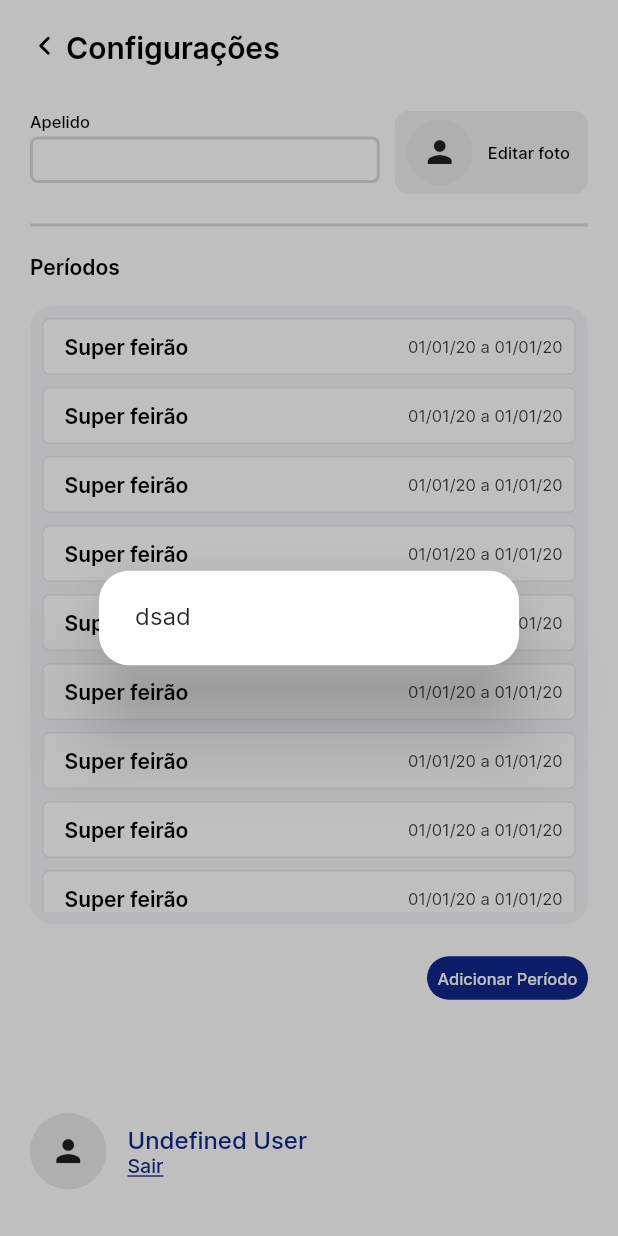
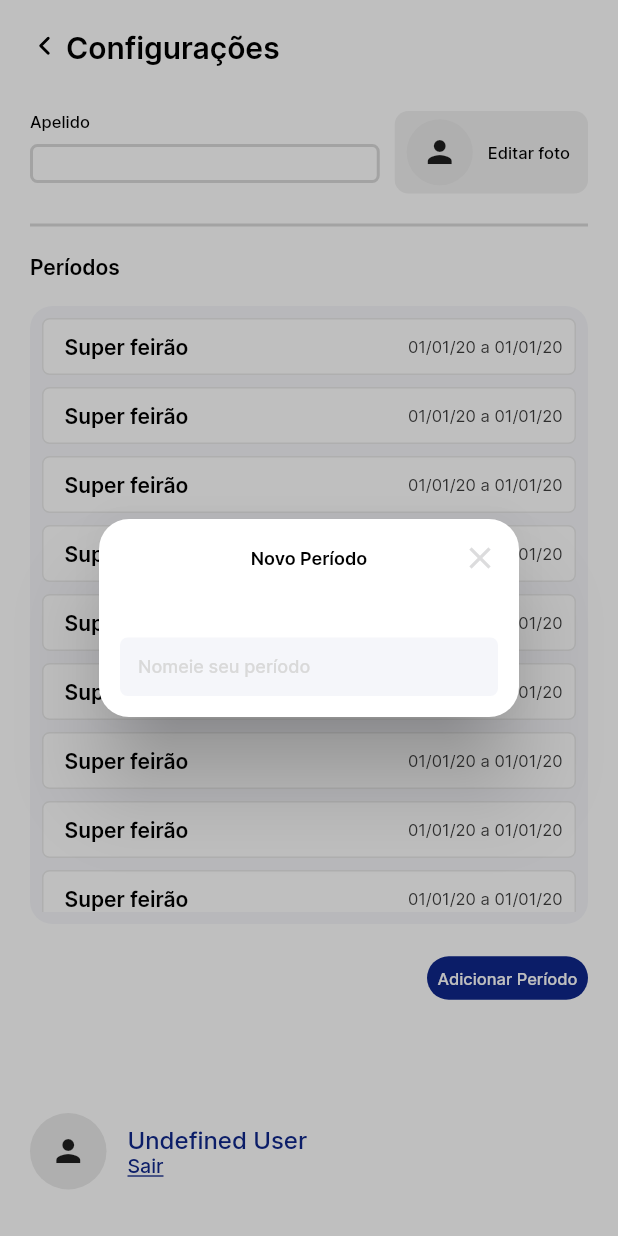
Before and after one commit to FelipeLemosBellini/science_dex, a Flutter app: the screen it shows after launch, after a tap on "Adicionar Período", on a phone screen of 412 x 824 dp. Run offline on Flutter 3.47's test engine with Material 3 defaults, Android fonts, the phone set to English and light mode, and no system bars; our stand-ins replace flutter_svg, get_it, go_router, image_picker, shared_preferences.

Commit message:
create text_fields        period_page.dart        dialog

```diff
--- a/lib/main.dart
+++ b/lib/main.dart
@@ -4,6 +4,7 @@ import 'package:science_dex/DI/injection_dependencies.dart';
 import 'package:science_dex/routes/route_generate.dart';
 import 'package:science_dex/screens/helper/science_dex_colors.dart';
 import 'package:science_dex/screens/profile/configuration/configuration_model.dart';
+import 'package:science_dex/screens/profile/period/period_model.dart';
 
 void main() {
   DI.setupDependencies();
@@ -18,6 +19,7 @@ class MyApp extends StatelessWidget {
     return MultiProvider(
       providers: [
         ChangeNotifierProvider(create: (_) => ConfigurationModel()),
+        ChangeNotifierProvider(create: (_) => PeriodModel()),
       ],
       child: MaterialApp.router(
         theme: ThemeData(
--- a/lib/screens/helper/science_dex_colors.dart
+++ b/lib/screens/helper/science_dex_colors.dart
@@ -7,6 +7,7 @@ abstract class ScienceDexColors {
   static const Color grayBorder = Color(0xFFE9E9E9);
   static const Color grayExtraLight = Color(0xFFF0F0F0);
   static const Color gray = Color(0xFFD3D3D3);
+  static const Color grayIcon = Color(0xFFDCDCDD);
   static const Color label = Color(0xFFD9D9D9);
   static const Color black = Colors.black;
   static const Color dateBlack = Color(0xFF3D3D3D);
--- a/lib/screens/profile/configuration/configuration_model.dart
+++ b/lib/screens/profile/configuration/configuration_model.dart
@@ -5,6 +5,7 @@ import 'package:get_it/get_it.dart';
 import 'package:science_dex/core/helpers/keys_local_storage.dart';
 import 'package:science_dex/core/service/gallery/gallery_service.dart';
 import 'package:science_dex/core/service/local_storage/local_storage.dart';
+import 'package:science_dex/screens/profile/period/period_page.dart';
 import 'package:science_dex/screens/profile/widget/dialog_widget/science_dex_dialog_widget.dart';
 
 class ConfigurationModel extends ChangeNotifier {
@@ -71,7 +72,7 @@ class ConfigurationModel extends ChangeNotifier {
     notifyListeners();
   }
 
-  void addPeriod(BuildContext context){
-    ScienceDexDialog.show(context);
+  void addPeriod(BuildContext context) {
+    ScienceDexDialog.show(context: context, child: PeriodPage());
   }
 }
--- /dev/null
+++ b/lib/screens/profile/period/period_model.dart
@@ -0,0 +1,8 @@
+import 'package:flutter/cupertino.dart';
+
+class PeriodModel extends ChangeNotifier {
+  TextEditingController _periodController = TextEditingController();
+  FocusNode _periodFocus = FocusNode();
+  TextEditingController get periodController => _periodController;
+  FocusNode get periodFocus => _periodFocus;
+}
--- /dev/null
+++ b/lib/screens/profile/period/period_page.dart
@@ -0,0 +1,38 @@
+import 'package:flutter/material.dart';
+import 'package:provider/provider.dart';
+import 'package:science_dex/screens/helper/export_helper_screen.dart';
+import 'package:science_dex/screens/profile/period/period_model.dart';
+import 'package:science_dex/screens/widgets/export_science_dex_material.dart';
+
+class PeriodPage extends StatefulWidget {
+  const PeriodPage({super.key});
+
+  @override
+  State<PeriodPage> createState() => _PeriodPageState();
+}
+
+class _PeriodPageState extends State<PeriodPage> {
+  @override
+  Widget build(BuildContext context) {
+    PeriodModel periodModel = Provider.of<PeriodModel>(context);
+    return Container(
+        color: Colors.white,
+        child: Column(
+          mainAxisSize: MainAxisSize.min,
+          children: [
+            Stack(alignment: Alignment.center, children: [
+              Align(alignment: Alignment.center, child: Text("Novo Período").bodyExtraSmallSemiBold()),
+              Align(
+                  alignment: Alignment.centerRight,
+                  child: Icon(Icons.close, color: ScienceDexColors.grayIcon, size: 24))
+            ]),
+            SizedBox(height: 41),
+            ScienceDexTextField(
+              controller: periodModel.periodController,
+              focusNode: periodModel.periodFocus,
+              labelText: "Nomeie seu período",
+            )
+          ],
+        ));
+  }
+}
--- a/lib/screens/profile/widget/dialog_widget/science_dex_dialog_widget.dart
+++ b/lib/screens/profile/widget/dialog_widget/science_dex_dialog_widget.dart
@@ -2,16 +2,17 @@ import 'package:flutter/material.dart';
 import 'package:science_dex/routes/route_generate.dart';
 
 abstract class ScienceDexDialog {
-  static Future<void> show(BuildContext context) {
+  static Future<void> show({required BuildContext context, required Widget child}) {
     return showDialog(
       context: context,
       barrierDismissible: true,
       barrierColor: Colors.black.withOpacity(0.25),
       builder: (_) {
         return AlertDialog(
+          contentPadding: EdgeInsets.all(14),
           alignment: Alignment.center,
           shape: RoundedRectangleBorder(borderRadius: BorderRadius.all(Radius.circular(20))),
-          content: Text('dsad'),
+          content: child,
         );
       },
     );
--- a/lib/screens/profile/widget/edit_user_widget.dart
+++ b/lib/screens/profile/widget/edit_user_widget.dart
@@ -32,7 +32,7 @@ class EditUserWidget extends StatelessWidget {
             child: Column(crossAxisAlignment: CrossAxisAlignment.start, children: [
           Text("Apelido").bodyTinyMedium(),
           SizedBox(height: 4),
-          ScienceDexTextField(
+          ScienceDexSimpleTextField(
             controller: controller,
             focusNode: focusNode,
             onSubmitted: onSubmitted,
--- a/lib/screens/widgets/export_science_dex_material.dart
+++ b/lib/screens/widgets/export_science_dex_material.dart
@@ -1,5 +1,6 @@
 export 'package:science_dex/screens/widgets/science_dex_app_bar.dart';
-export 'package:science_dex/screens/widgets/science_dex_text_field_widget.dart';
+export 'package:science_dex/screens/widgets/text_fields/science_dex_simple_text_field_widget.dart';
+export 'package:science_dex/screens/widgets/text_fields/science_dex_text_field.dart';
 export 'package:science_dex/screens/widgets/science_dex_primary_button.dart';
 export 'package:science_dex/screens/widgets/science_dex_gesture_detector.dart';
 export 'package:science_dex/screens/widgets/science_dex_divider_widget.dart';
--- /dev/null
+++ b/lib/screens/widgets/text_fields/science_dex_simple_text_field_widget.dart
@@ -0,0 +1,86 @@
+import 'package:flutter/material.dart';
+import 'package:flutter/services.dart';
+import 'package:science_dex/screens/helper/science_dex_colors.dart';
+import 'package:science_dex/screens/helper/style_text/science_dex_typography.dart';
+
+class ScienceDexSimpleTextField extends StatefulWidget {
+  final FocusNode focusNode;
+  final TextEditingController controller;
+  final bool? readOnly;
+  final TextInputType? textInputType;
+  final int? maxLines;
+  final Function(String)? onChanged;
+  final Function(String)? onSubmitted;
+  final EdgeInsets? padding;
+  final String? labelText;
+  final Function()? opTapOutSide;
+  final TextInputAction? textInputAction;
+
+  const ScienceDexSimpleTextField({
+    super.key,
+    this.padding,
+    required this.controller,
+    this.readOnly,
+    this.textInputType,
+    this.maxLines = 1,
+    this.onChanged,
+    this.onSubmitted,
+    required this.focusNode,
+    this.labelText,
+    this.opTapOutSide,
+    this.textInputAction,
+  });
+
+  @override
+  State<ScienceDexSimpleTextField> createState() => _ScienceDexSimpleTextFieldState();
+}
+
+class _ScienceDexSimpleTextFieldState extends State<ScienceDexSimpleTextField> {
+  TextStyle get _labelTextStyle =>
+      const Text("").bodyTinyMedium(style: TextStyle(color: ScienceDexColors.label)).style!;
+
+  TextStyle get _defaultTextStyle => const Text("").bodyTinyMedium().style!;
+
+  Color get _backgroundColor => widget.focusNode.hasFocus ? ScienceDexColors.white : ScienceDexColors.white;
+
+  OutlineInputBorder get _border => OutlineInputBorder(
+      borderRadius: BorderRadius.circular(5), borderSide: BorderSide(color: ScienceDexColors.label, width: 2));
+
+  OutlineInputBorder get _defaultFocusedBorder {
+    return OutlineInputBorder(
+        borderRadius: BorderRadius.circular(5), borderSide: const BorderSide(color: ScienceDexColors.gray, width: 3));
+  }
+
+  @override
+  Widget build(BuildContext context) {
+    return Container(
+      height: 31.0,
+      padding: widget.padding ?? EdgeInsets.zero,
+      alignment: Alignment.center,
+      child: TextField(
+          cursorHeight: 13,
+          keyboardAppearance: Brightness.light,
+          controller: widget.controller,
+          readOnly: widget.readOnly ?? false,
+          style: _defaultTextStyle,
+          textInputAction: widget.textInputAction,
+          focusNode: widget.focusNode,
+          onTapOutside: (_) {
+            widget.opTapOutSide != null ? widget.opTapOutSide?.call() : widget.focusNode.unfocus();
+          },
+          onSubmitted: widget.onSubmitted,
+          onChanged: widget.onChanged,
+          maxLines: widget.maxLines,
+          keyboardType: widget.textInputType,
+          cursorColor: ScienceDexColors.secondaryColor,
+          decoration: InputDecoration(
+              filled: true,
+              isCollapsed: false,
+              constraints: BoxConstraints.expand(height: 31),
+              fillColor: _backgroundColor,
+              enabledBorder: _border,
+              focusedBorder: _defaultFocusedBorder,
+              labelStyle: _labelTextStyle)),
+    );
+  }
+}
--- a/lib/screens/widgets/science_dex_text_field_widget.dart
+++ b/lib/screens/widgets/text_fields/science_dex_text_field.dart
@@ -1,5 +1,3 @@
-import 'dart:ffi';
-
 import 'package:flutter/material.dart';
 import 'package:flutter/services.dart';
 import 'package:science_dex/screens/helper/science_dex_colors.dart';
@@ -39,25 +37,23 @@ class ScienceDexTextField extends StatefulWidget {
 
 class _ScienceDexTextFieldState extends State<ScienceDexTextField> {
   TextStyle get _labelTextStyle =>
-      const Text("").bodyTinyMedium(style: TextStyle(color: ScienceDexColors.label)).style!;
+      const Text("").bodyExtraSmallMedium(style: TextStyle(color: ScienceDexColors.label)).style!;
 
   TextStyle get _defaultTextStyle => const Text("").bodyTinyMedium().style!;
 
-  Color get _backgroundColor => widget.focusNode.hasFocus ? ScienceDexColors.white : ScienceDexColors.white;
-
-  OutlineInputBorder get _border => OutlineInputBorder(
-      borderRadius: BorderRadius.circular(5), borderSide: BorderSide(color: ScienceDexColors.label, width: 2));
+  OutlineInputBorder get _border =>
+      OutlineInputBorder(borderRadius: BorderRadius.circular(5), borderSide: BorderSide(color: Colors.transparent));
 
   OutlineInputBorder get _defaultFocusedBorder {
     return OutlineInputBorder(
-        borderRadius: BorderRadius.circular(5), borderSide: const BorderSide(color: ScienceDexColors.gray, width: 3));
+        borderRadius: BorderRadius.circular(5), borderSide: const BorderSide(color: ScienceDexColors.gray, width: 1));
   }
 
   @override
   Widget build(BuildContext context) {
     return Container(
-      height: 31.0,
-      padding: EdgeInsets.all(0.0),
+      height: 39.0,
+      padding: widget.padding ?? EdgeInsets.zero,
       alignment: Alignment.center,
       child: TextField(
           cursorHeight: 13,
@@ -67,7 +63,9 @@ class _ScienceDexTextFieldState extends State<ScienceDexTextField> {
           style: _defaultTextStyle,
           textInputAction: widget.textInputAction,
           focusNode: widget.focusNode,
-          onTapOutside: (_) => widget.opTapOutSide?.call(),
+          onTapOutside: (_) {
+            widget.opTapOutSide != null ? widget.opTapOutSide?.call() : widget.focusNode.unfocus();
+          },
           onSubmitted: widget.onSubmitted,
           onChanged: widget.onChanged,
           maxLines: widget.maxLines,
@@ -76,9 +74,11 @@ class _ScienceDexTextFieldState extends State<ScienceDexTextField> {
           decoration: InputDecoration(
               filled: true,
               isCollapsed: false,
-              constraints: BoxConstraints.expand(height: 31),
-              fillColor: _backgroundColor,
+              constraints: BoxConstraints.expand(height: 39),
+              fillColor: ScienceDexColors.grayLight,
               enabledBorder: _border,
+              labelText: widget.labelText,
+              floatingLabelBehavior: FloatingLabelBehavior.never,
               focusedBorder: _defaultFocusedBorder,
               labelStyle: _labelTextStyle)),
     );
```
